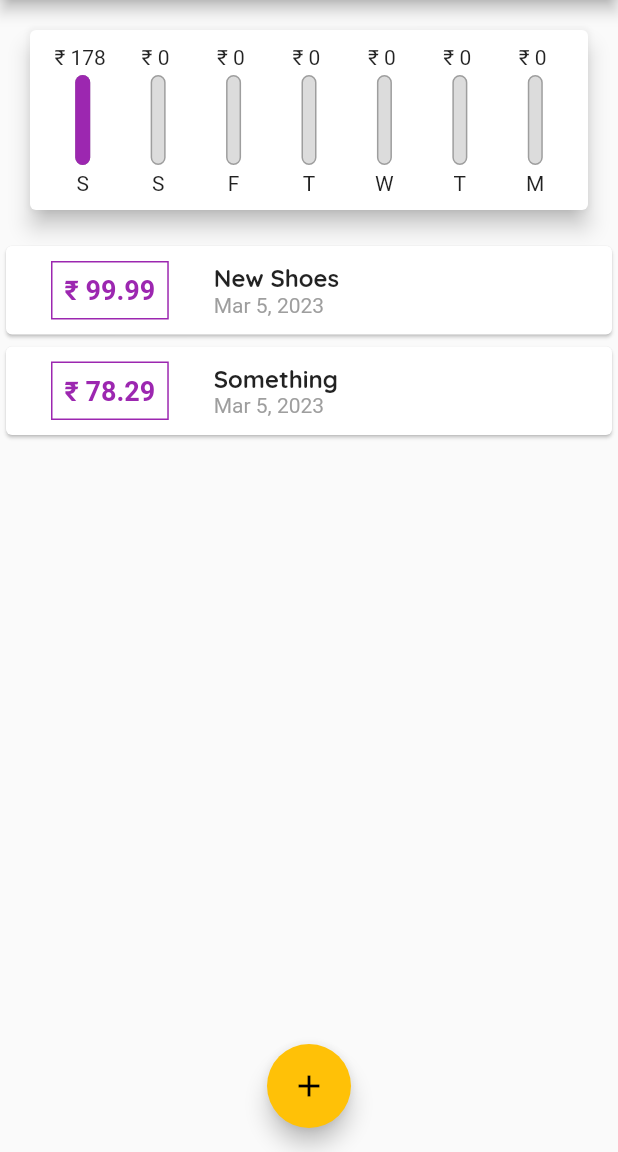
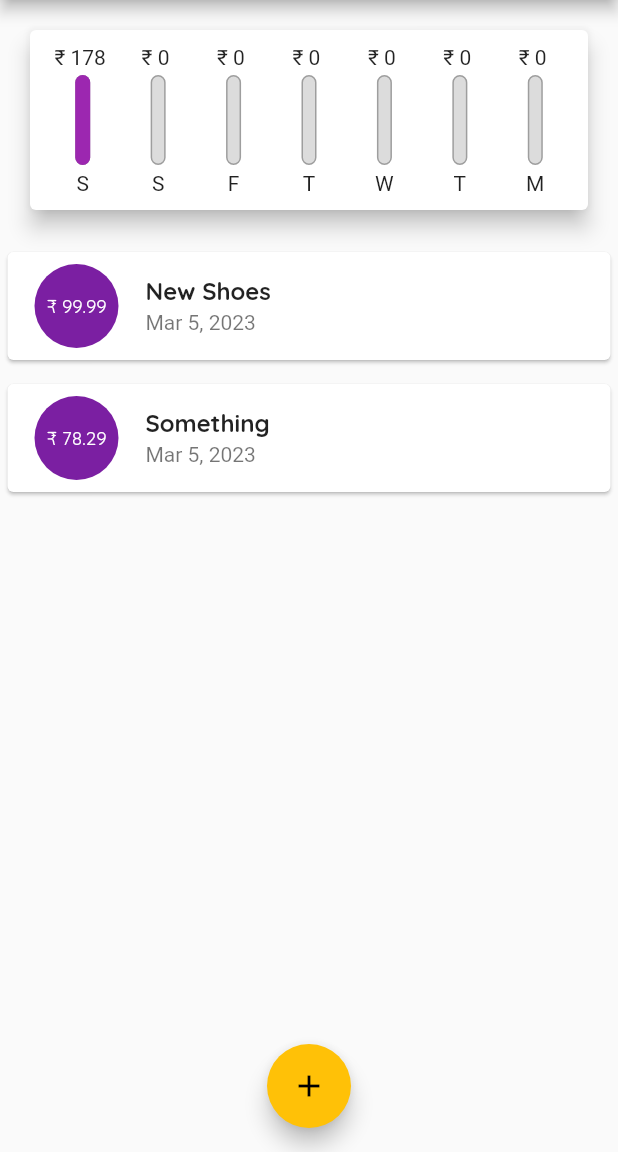
Before and after one commit to RugvedR/Expensio, a Flutter app: the screen it shows after launch, on a phone screen of 412 x 824 dp, the part 84-1236 px from its top. Run offline on Flutter 3.47's test engine with Material 2 defaults, Android fonts, the phone set to English and light mode, and no system bars.

Commit message:
listtile added in transaction list

```diff
--- a/lib/widgets/transaction_list.dart
+++ b/lib/widgets/transaction_list.dart
@@ -14,47 +14,42 @@ class TransactionList extends StatelessWidget {
   Widget build(BuildContext context) {
     return Container(
       height: 300,
-      child: transactions.isEmpty ? Column(
+      child: transactions.isEmpty
+          ? Column(
               children: [
-          Text('No transactions added yet!', style: Theme.of(context).textTheme.headline6,),
-          SizedBox(height: 20,),
+                Text(
+                  'No transactions added yet!',
+                  style: Theme.of(context).textTheme.headline6,
+                ),
+                SizedBox(
+                  height: 20,
+                ),
                 Container(
                     height: 200,
-            child: Image.asset('assets/images/waiting.png',fit: BoxFit.cover,)
+                    child: Image.asset(
+                      'assets/images/waiting.png',
+                      fit: BoxFit.cover,
+                    ))
+              ],
             )
-        ],
-      ) : ListView.builder(
+          : ListView.builder(
               itemBuilder: (context, index) {
                 return Card(
-            child: Row(
-              children: [
-                Container(
-                  margin: EdgeInsets.symmetric(vertical: 10, horizontal: 30),
-                  decoration: BoxDecoration(
-                      border: Border.all(color: Theme.of(context).primaryColor, width: 1)),
-                  padding: EdgeInsets.all(8),
+                  margin: EdgeInsets.symmetric(vertical: 8, horizontal: 5),
+                  child: ListTile(
+                    leading: CircleAvatar(
+                      radius: 30,
+                      child: Padding(
+                        padding: EdgeInsets.all(10),
+                        child: FittedBox(
                           child: Text(
                             '\u{20B9} ${transactions[index].amount.toStringAsFixed(2)}',
-                    style: TextStyle(
-                        fontWeight: FontWeight.bold,
-                        fontSize: 18,
-                        color: Theme.of(context).primaryColor),
                           ),
                         ),
-                Column(
-                  crossAxisAlignment: CrossAxisAlignment.start,
-                  children: [
-                    Text(
-                      transactions[index].title,
-                      style: Theme.of(context).textTheme.headline6
                       ),
-                    Text(
-                      DateFormat.yMMMd().format(transactions[index].date),
-                      style: TextStyle(color: Colors.grey),
                     ),
-                  ],
-                )
-              ],
+                    title: Text(transactions[index].title, style: Theme.of(context).textTheme.title,),
+                    subtitle: Text(DateFormat.yMMMd().format( transactions[index].date)),
                   ),
                 );
               },
@@ -63,3 +58,37 @@ class TransactionList extends StatelessWidget {
     );
   }
 }
+
+
+// Card(
+//             child: Row(
+//               children: [
+//                 Container(
+//                   margin: EdgeInsets.symmetric(vertical: 10, horizontal: 30),
+//                   decoration: BoxDecoration(
+//                       border: Border.all(color: Theme.of(context).primaryColor, width: 1)),
+//                   padding: EdgeInsets.all(8),
+//                   child: Text(
+//                     '\u{20B9} ${transactions[index].amount.toStringAsFixed(2)}',
+//                     style: TextStyle(
+//                         fontWeight: FontWeight.bold,
+//                         fontSize: 18,
+//                         color: Theme.of(context).primaryColor),
+//                   ),
+//                 ),
+//                 Column(
+//                   crossAxisAlignment: CrossAxisAlignment.start,
+//                   children: [
+//                     Text(
+//                       transactions[index].title,
+//                       style: Theme.of(context).textTheme.headline6
+//                     ),
+//                     Text(
+//                       DateFormat.yMMMd().format(transactions[index].date),
+//                       style: TextStyle(color: Colors.grey),
+//                     ),
+//                   ],
+//                 )
+//               ],
+//             ),
+//           );
```
Lines whose indentation alone changed are shown as unchanged.
